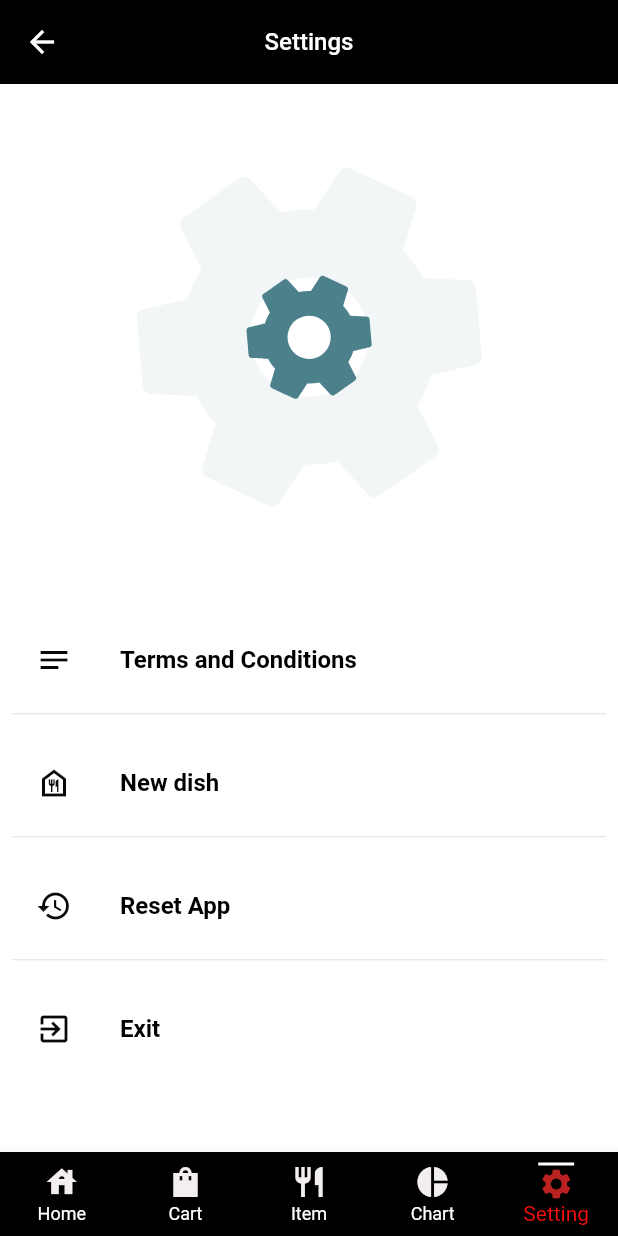
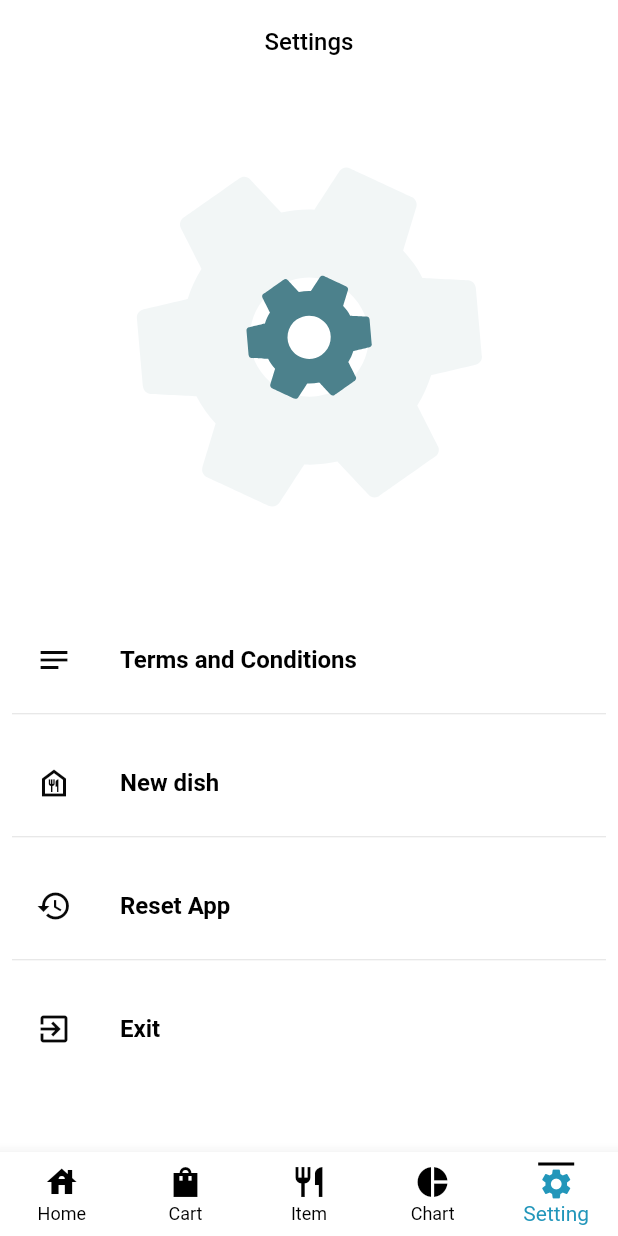
Before and after one commit to sabeerkt/Menu-card, a Flutter app: the BottomBar screen opened directly, item 5 of the bottom bar chosen, on a phone screen of 412 x 824 dp. Run offline on Flutter 3.47's test engine with Material 2 defaults, Android fonts, the phone set to English and light mode, and no system bars; our stand-ins replace carousel_slider, fl_chart, flutter_slidable, hive, hive_flutter, image_picker and 1 more; missing offline and left inert: flutter_glow; accounts and stored records are empty; statements that could not run were skipped.

Commit message:
first commit

```diff
--- a/lib/screens/pages/cart.dart
+++ b/lib/screens/pages/cart.dart
@@ -69,13 +69,13 @@ class _CartState extends State<Cart> {
           title: const Text(
             "Cart",
             style: TextStyle(
-              color: Colors.white,
+              color: Color.fromARGB(255, 0, 0, 0),
               fontSize: 20,
               fontWeight: FontWeight.bold,
             ),
           ),
           flexibleSpace: Container(
-            color: Colors.black,
+            color: const Color.fromARGB(255, 255, 255, 255),
           ),
         ),
         body: ValueListenableBuilder(
--- a/lib/screens/pages/setting.dart
+++ b/lib/screens/pages/setting.dart
@@ -24,13 +24,13 @@ class _SettingState extends State<Setting> {
   Widget build(BuildContext context) {
     return Scaffold(
       appBar: AppBar(
-        backgroundColor: Color.fromARGB(255, 0, 0, 0),
+        backgroundColor: Color.fromARGB(255, 255, 255, 255),
         elevation: 0,
         centerTitle: true,
         title: const Text(
           "Settings",
           style: TextStyle(
-            color: Color.fromARGB(255, 255, 255, 255),
+            color: Color.fromARGB(255, 0, 0, 0),
             fontSize: 16,
           ),
         ),
--- a/lib/screens/widgets/bottom.dart
+++ b/lib/screens/widgets/bottom.dart
@@ -45,9 +45,9 @@ class _BottomBarState extends State<BottomBar> {
         bottomNavigationBar: BottomNavigationBar(
           type: BottomNavigationBarType.fixed,
           currentIndex: _currentIndex,
-          backgroundColor: const Color.fromARGB(255, 0, 0, 0),
-          selectedItemColor: const Color.fromARGB(255, 250, 14, 14),
-          unselectedItemColor: const Color.fromARGB(255, 255, 255, 255),
+          backgroundColor: Color.fromARGB(255, 255, 255, 255),
+          selectedItemColor: Color.fromARGB(255, 34, 150, 186),
+          unselectedItemColor: Color.fromARGB(255, 0, 0, 0),
           onTap: (i) => setState(() => _currentIndex = i),
           items: [
             _buildNavItem("Home", Icons.house, 0),
@@ -69,15 +69,16 @@ class _BottomBarState extends State<BottomBar> {
         decoration: BoxDecoration(
           border: _currentIndex == index
               ? const Border(
-                  top: BorderSide(width: 2.0, color: Colors.white),
+                  top: BorderSide(
+                      width: 2.0, color: Color.fromARGB(255, 0, 0, 0)),
                 )
               : null,
         ),
         child: Icon(
           icon,
           color: _currentIndex == index
-              ? const Color.fromARGB(255, 186, 34, 34)
-              : const Color.fromARGB(255, 244, 239, 239),
+              ? Color.fromARGB(255, 34, 150, 186)
+              : Color.fromARGB(255, 0, 0, 0),
         ),
       ),
     );
```
Also changed, not shown: lib/Database/Function/db_function.dart (+4 -9 lines), lib/screens/pages/item.dart (+5 -5 lines), lib/screens/widgets/chart.dart (+6 -5 lines).
